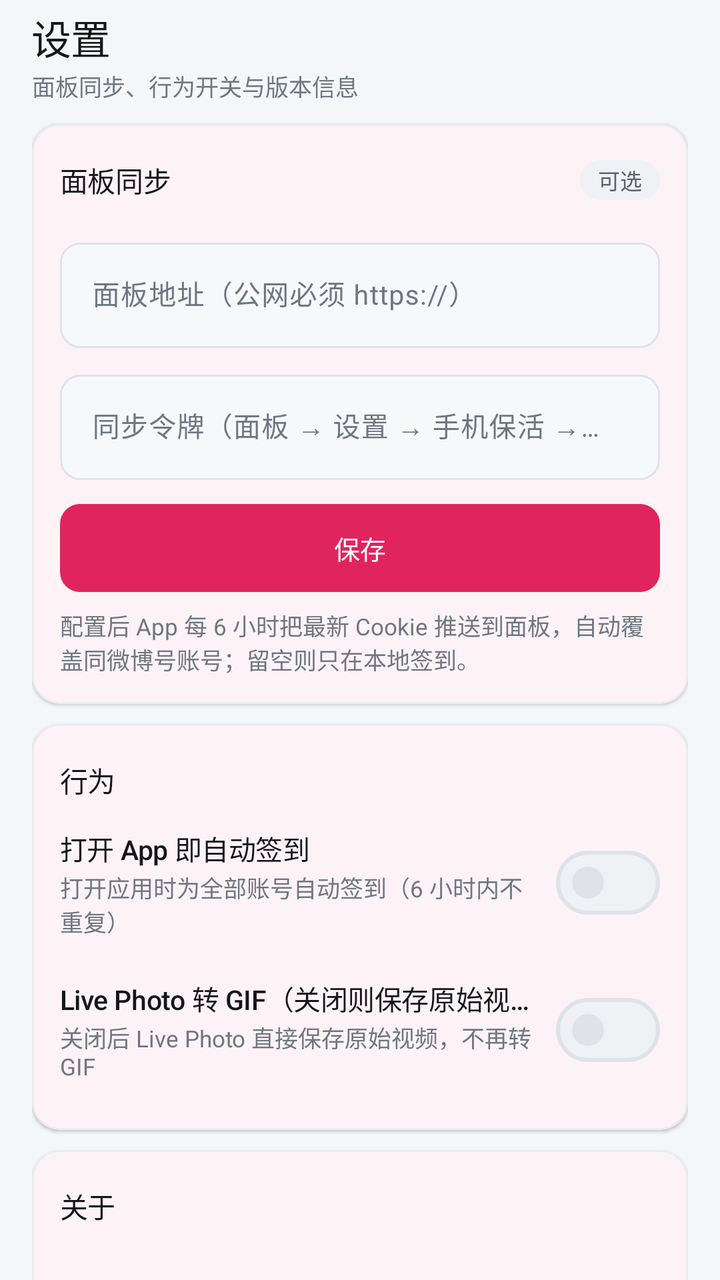
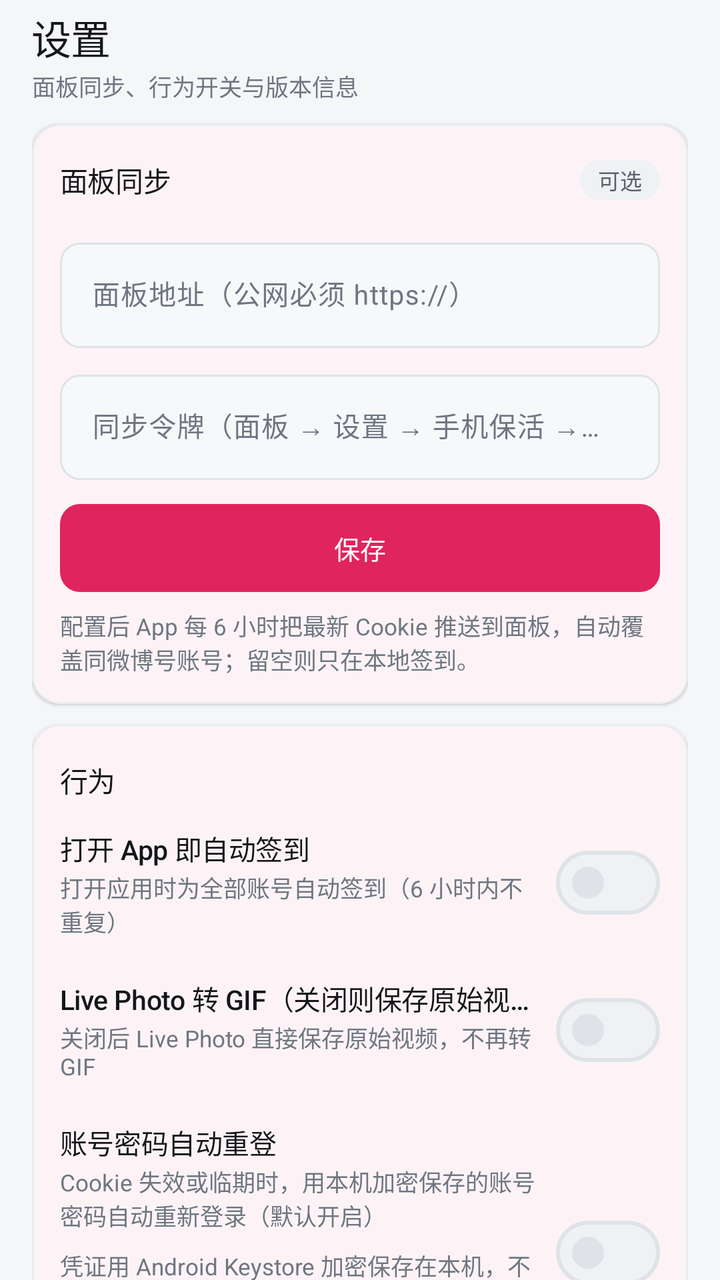

Compare the two renders of this Android layout. The source of the first and the diff that turns it into the second are given below.
<!-- AndroidManifest.xml: application theme Theme.Wcm -->
<!-- res/layout/fragment_settings.xml -->
<?xml version="1.0" encoding="utf-8"?>
<ScrollView xmlns:android="http://schemas.android.com/apk/res/android"
    xmlns:app="http://schemas.android.com/apk/res-auto"
    android:layout_width="match_parent"
    android:layout_height="match_parent"
    android:fillViewport="true"
    android:scrollbars="none">

    <LinearLayout style="@style/Widget.Wcm.Page">

        
        <LinearLayout
            style="@style/Widget.Wcm.AppBar"
            android:baselineAligned="false">

            <LinearLayout
                android:layout_width="0dp"
                android:layout_height="wrap_content"
                android:layout_weight="1"
                android:orientation="vertical">

                <TextView
                    style="@style/Widget.Wcm.Text.Display"
                    android:text="@string/page_settings_title" />

                <TextView
                    style="@style/Widget.Wcm.Text.Hint"
                    android:layout_marginTop="1dp"
                    android:text="@string/page_settings_subtitle" />
            </LinearLayout>
        </LinearLayout>

        
        <com.google.android.material.card.MaterialCardView
            style="@style/Widget.Wcm.Card">

            <LinearLayout style="@style/Widget.Wcm.CardContent">

                <LinearLayout style="@style/Widget.Wcm.CardHead">

                    <TextView
                        style="@style/Widget.Wcm.Text.SectionTitle"
                        android:layout_width="0dp"
                        android:layout_weight="1"
                        android:text="@string/settings_panel_title" />

                    <TextView
                        style="@style/Widget.Wcm.Pill.Neutral"
                        android:layout_height="@dimen/pill_height_sm"
                        android:textSize="11sp"
                        android:text="@string/settings_panel_tag" />
                </LinearLayout>

                <com.google.android.material.textfield.TextInputLayout
                    style="@style/Widget.Wcm.Field"
                    android:layout_marginTop="@dimen/sp_3"
                    android:hint="@string/settings_panel_url_hint">

                    <com.google.android.material.textfield.TextInputEditText
                        android:id="@+id/etPanelUrl"
                        style="@style/Widget.Wcm.Field.Edit"
                        android:inputType="textUri" />
                </com.google.android.material.textfield.TextInputLayout>

                <com.google.android.material.textfield.TextInputLayout
                    style="@style/Widget.Wcm.Field"
                    android:layout_marginTop="@dimen/sp_2"
                    android:hint="@string/settings_panel_token_hint">

                    <com.google.android.material.textfield.TextInputEditText
                        android:id="@+id/etPanelToken"
                        style="@style/Widget.Wcm.Field.Edit"
                        android:inputType="text" />
                </com.google.android.material.textfield.TextInputLayout>

                <com.google.android.material.button.MaterialButton
                    android:id="@+id/btnSavePanel"
                    style="@style/Widget.Wcm.Button"
                    android:layout_width="match_parent"
                    android:layout_marginTop="@dimen/sp_3"
                    android:text="@string/settings_save" />

                <TextView
                    style="@style/Widget.Wcm.Text.Hint"
                    android:layout_marginTop="@dimen/sp_2"
                    android:text="@string/settings_panel_note" />
            </LinearLayout>
        </com.google.android.material.card.MaterialCardView>

        
        <com.google.android.material.card.MaterialCardView
            style="@style/Widget.Wcm.Card">

            <LinearLayout style="@style/Widget.Wcm.CardContent">

                <LinearLayout style="@style/Widget.Wcm.CardHead">

                    <TextView
                        style="@style/Widget.Wcm.Text.SectionTitle"
                        android:layout_width="0dp"
                        android:layout_weight="1"
                        android:text="@string/settings_behavior_title" />
                </LinearLayout>

                <LinearLayout
                    android:id="@+id/rowAutoOnOpen"
                    style="@style/Widget.Wcm.ListRow"
                    android:foreground="@drawable/fg_row_divider">

                    <LinearLayout
                        android:layout_width="0dp"
                        android:layout_height="wrap_content"
                        android:layout_weight="1"
                        android:orientation="vertical">

                        <TextView
                            style="@style/Widget.Wcm.Text.RowTitle"
                            android:text="@string/auto_on_open" />

                        <TextView
                            style="@style/Widget.Wcm.Text.Hint"
                            android:layout_marginTop="1dp"
                            android:text="@string/settings_auto_on_open_desc" />
                    </LinearLayout>

                    <com.google.android.material.materialswitch.MaterialSwitch
                        android:id="@+id/switchAutoOnOpen"
                        android:layout_width="wrap_content"
                        android:layout_height="wrap_content"
                        android:layout_marginStart="@dimen/sp_2" />
                </LinearLayout>

                <LinearLayout
                    android:id="@+id/rowCrawlGif"
                    style="@style/Widget.Wcm.ListRow">

                    <LinearLayout
                        android:layout_width="0dp"
                        android:layout_height="wrap_content"
                        android:layout_weight="1"
                        android:orientation="vertical">

                        <TextView
                            style="@style/Widget.Wcm.Text.RowTitle"
                            android:text="@string/settings_live_gif" />

                        <TextView
                            style="@style/Widget.Wcm.Text.Hint"
                            android:layout_marginTop="1dp"
                            android:text="@string/settings_live_gif_desc" />
                    </LinearLayout>

                    <com.google.android.material.materialswitch.MaterialSwitch
                        android:id="@+id/switchCrawlGif"
                        android:layout_width="wrap_content"
                        android:layout_height="wrap_content"
                        android:layout_marginStart="@dimen/sp_2" />
                </LinearLayout>
            </LinearLayout>
        </com.google.android.material.card.MaterialCardView>

        
        <com.google.android.material.card.MaterialCardView
            style="@style/Widget.Wcm.Card">

            <LinearLayout style="@style/Widget.Wcm.CardContent">

                <LinearLayout style="@style/Widget.Wcm.CardHead">

                    <TextView
                        style="@style/Widget.Wcm.Text.SectionTitle"
                        android:layout_width="0dp"
                        android:layout_weight="1"
                        android:text="@string/settings_about_title" />
                </LinearLayout>

                <TextView
                    android:id="@+id/tvAbout"
                    style="@style/Widget.Wcm.Text.Hint"
                    android:layout_marginTop="@dimen/sp_2" />

                <TextView
                    style="@style/Widget.Wcm.Text.Hint"
                    android:layout_marginTop="@dimen/sp_1"
                    android:text="@string/settings_appearance_note" />
            </LinearLayout>
        </com.google.android.material.card.MaterialCardView>
    </LinearLayout>
</ScrollView>
<!-- resources referenced by this layout -->
<resources>
  <dimen name="pill_height_sm">20dp</dimen>
  <dimen name="sp_1">4dp</dimen>
  <dimen name="sp_2">8dp</dimen>
  <dimen name="sp_3">12dp</dimen>
  <string name="auto_on_open">打开 App 即自动签到</string>
  <string name="page_settings_subtitle">面板同步、行为开关与版本信息</string>
  <string name="page_settings_title">设置</string>
  <string name="settings_about_title">关于</string>
  <string name="settings_appearance_note">界面配色跟随系统深浅色模式；Android 12 及以上支持跟随壁纸取色。</string>
  <string name="settings_auto_on_open_desc">打开应用时为全部账号自动签到（6 小时内不重复）</string>
  <string name="settings_behavior_title">行为</string>
  <string name="settings_live_gif">Live Photo 转 GIF（关闭则保存原始视频）</string>
  <string name="settings_live_gif_desc">关闭后 Live Photo 直接保存原始视频，不再转 GIF</string>
  <string name="settings_panel_note">配置后 App 每 6 小时把最新 Cookie 推送到面板，自动覆盖同微博号账号；留空则只在本地签到。</string>
  <string name="settings_panel_tag">可选</string>
  <string name="settings_panel_title">面板同步</string>
  <string name="settings_panel_token_hint">同步令牌（面板 → 设置 → 手机保活 → 生成）</string>
  <string name="settings_panel_url_hint">面板地址（公网必须 https://）</string>
  <string name="settings_save">保存</string>
  <style name="Widget.Wcm.Pill.Neutral" parent="Widget.Wcm.Pill">
          <item name="android:background">@drawable/bg_pill_neutral</item>
          <item name="android:textColor">@color/ink_2</item>
      </style>
  <color name="line">#EAECF0</color>
  <dimen name="appbar_height">48dp</dimen>
  <dimen name="btn_height">44dp</dimen>
  <dimen name="radius_s">10dp</dimen>
  <style name="TextAppearance.Wcm.Button" parent="TextAppearance.Material3.LabelLarge">
          <item name="android:textSize">13sp</item>
          <item name="android:fontFamily">sans-serif-medium</item>
          <item name="android:letterSpacing">0</item>
      </style>
  <color name="brand">#E0245E</color>
  <color name="brand_on">#FFFFFF</color>
  <dimen name="icon_size_small">20dp</dimen>
  <dimen name="card_gap">10dp</dimen>
  <dimen name="card_radius">14dp</dimen>
  <color name="surface">#FFFFFF</color>
  <dimen name="card_padding">14dp</dimen>
  <color name="surface_2">#F7F8FA</color>
  <color name="danger">#B42318</color>
  <color name="ink_3">#6E7681</color>
  <color name="ink">#14161A</color>
  <dimen name="list_row_min_height">52dp</dimen>
  <dimen name="list_row_padding_vertical">10dp</dimen>
  <dimen name="page_padding_horizontal">16dp</dimen>
  <dimen name="page_padding_top">4dp</dimen>
  <dimen name="page_padding_bottom">24dp</dimen>
  <color name="ink_2">#5B616B</color>
  <color name="brand_soft">#FDECF1</color>
  <color name="brand_strong">#B41246</color>
  <color name="bg">#F5F6F8</color>
  <color name="surface_3">#EFF1F4</color>
  <color name="line_2">#DFE3E8</color>
  <color name="danger_soft">#FDECEA</color>
  <color name="danger_text">#B42318</color>
  <style name="ShapeAppearance.Wcm.Small" parent="">
          <item name="cornerFamily">rounded</item>
          <item name="cornerSize">@dimen/radius_s</item>
      </style>
  <style name="ShapeAppearance.Wcm.Medium" parent="">
          <item name="cornerFamily">rounded</item>
          <item name="cornerSize">@dimen/radius_m</item>
      </style>
  <style name="ShapeAppearance.Wcm.Large" parent="">
          <item name="cornerFamily">rounded</item>
          <item name="cornerSize">@dimen/radius_l</item>
      </style>
  <dimen name="pill_height">23dp</dimen>
  <dimen name="pill_padding_horizontal">9dp</dimen>
  <dimen name="radius_full">999dp</dimen>
  <dimen name="radius_m">14dp</dimen>
  <dimen name="radius_l">18dp</dimen>
  <style name="ShapeAppearance.Wcm.ExtraLarge" parent="">
          <item name="cornerFamily">rounded</item>
          <item name="cornerSize">@dimen/radius_xl</item>
      </style>
  <dimen name="radius_xl">24dp</dimen>
  <!-- unchanged entries left out for length: 23 -->
</resources>

<!-- the commit's change to res/layout/fragment_settings.xml (unified diff, before → after) -->
@@ -156,6 +156,40 @@
                         android:layout_height="wrap_content"
                         android:layout_marginStart="@dimen/sp_2" />
                 </LinearLayout>
+
+                
+                <LinearLayout
+                    android:id="@+id/rowAutoRelogin"
+                    style="@style/Widget.Wcm.ListRow"
+                    android:foreground="@drawable/fg_row_divider">
+
+                    <LinearLayout
+                        android:layout_width="0dp"
+                        android:layout_height="wrap_content"
+                        android:layout_weight="1"
+                        android:orientation="vertical">
+
+                        <TextView
+                            style="@style/Widget.Wcm.Text.RowTitle"
+                            android:text="@string/settings_auto_relogin" />
+
+                        <TextView
+                            style="@style/Widget.Wcm.Text.Hint"
+                            android:layout_marginTop="1dp"
+                            android:text="@string/settings_auto_relogin_desc" />
+
+                        <TextView
+                            style="@style/Widget.Wcm.Text.Hint"
+                            android:layout_marginTop="@dimen/sp_2"
+                            android:text="@string/settings_auto_relogin_note" />
+                    </LinearLayout>
+
+                    <com.google.android.material.materialswitch.MaterialSwitch
+                        android:id="@+id/switchAutoRelogin"
+                        android:layout_width="wrap_content"
+                        android:layout_height="wrap_content"
+                        android:layout_marginStart="@dimen/sp_2" />
+                </LinearLayout>
             </LinearLayout>
         </com.google.android.material.card.MaterialCardView>
 
<!-- resource entries referenced after the edit -->
@@ -10,6 +10,9 @@
   <string name="settings_about_title">关于</string>
   <string name="settings_appearance_note">界面配色跟随系统深浅色模式；Android 12 及以上支持跟随壁纸取色。</string>
   <string name="settings_auto_on_open_desc">打开应用时为全部账号自动签到（6 小时内不重复）</string>
+  <string name="settings_auto_relogin">账号密码自动重登</string>
+  <string name="settings_auto_relogin_desc">Cookie 失效或临期时，用本机加密保存的账号密码自动重新登录（默认开启）</string>
+  <string name="settings_auto_relogin_note">凭证用 Android Keystore 加密保存在本机，不上传面板。密码错误、验证码或二次验证、风控都会暂停重登并等待人工处理；自动重登不能保证永久保活。</string>
   <string name="settings_behavior_title">行为</string>
   <string name="settings_live_gif">Live Photo 转 GIF（关闭则保存原始视频）</string>
   <string name="settings_live_gif_desc">关闭后 Live Photo 直接保存原始视频，不再转 GIF</string>
